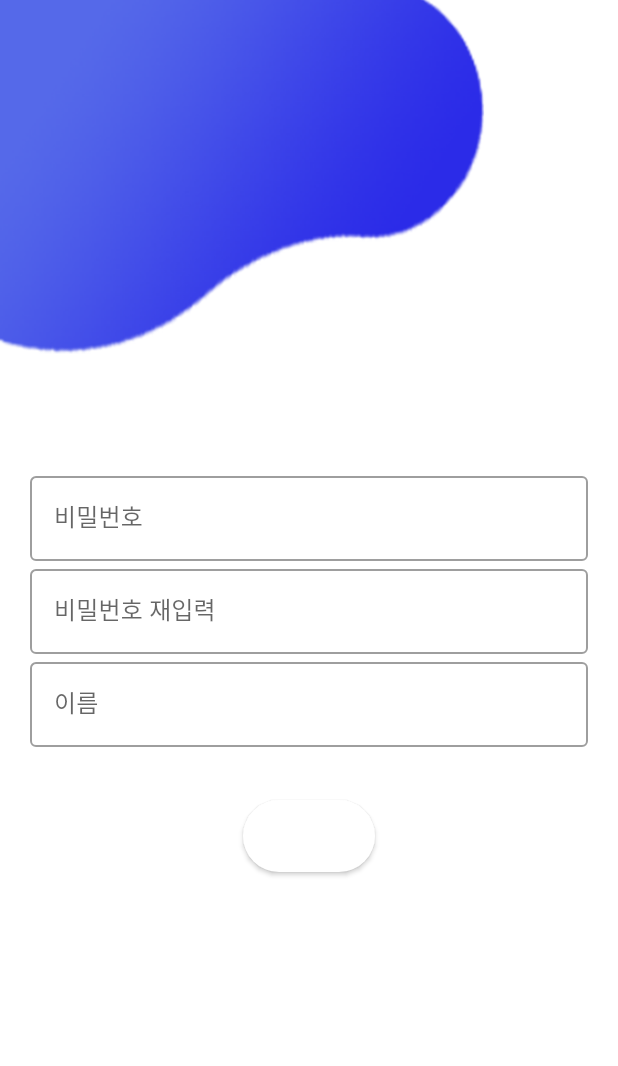
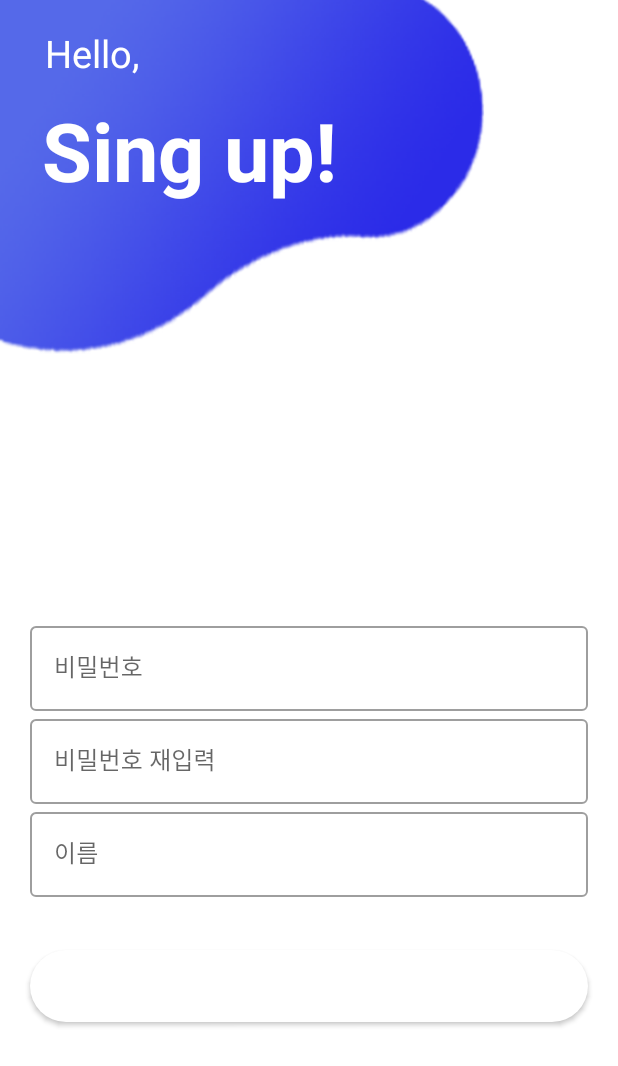
Before and after one commit to hanseithon/Hanseithon-Application, an Android app: the RegisterActivity screen opened directly, with no data from a screen before it, on a phone screen of 412 x 824 dp. Shown: the top 1066 px of the screen. Run offline under Robolectric (Android 15) with nearby library versions, the phone set to English and light mode, and no system bars.

Commit message:
Change Code

```diff
--- a/app/src/main/AndroidManifest.xml
+++ b/app/src/main/AndroidManifest.xml
@@ -12,9 +12,9 @@
 
     <application
         android:allowBackup="true"
-        android:icon="@mipmap/ic_launcher"
+        android:icon="@drawable/icon"
         android:label="@string/app_name"
-        android:roundIcon="@mipmap/ic_launcher_round"
+        android:roundIcon="@drawable/icon"
         android:supportsRtl="true"
         android:theme="@style/AppTheme"
         android:usesCleartextTraffic="true"
--- a/app/src/main/res/layout/activity_register.xml
+++ b/app/src/main/res/layout/activity_register.xml
@@ -7,13 +7,38 @@
     android:background="@drawable/background"
     tools:context=".view.user.RegisterActivity">
 
+    <TextView
+        android:layout_width="wrap_content"
+        android:layout_height="wrap_content"
+        android:text="Hello,"
+        android:textColor="@android:color/white"
+        android:textSize="25sp"
+        android:layout_marginBottom="280dp"
+        android:layout_marginStart="30dp"
+        app:layout_constraintStart_toStartOf="parent"
+        app:layout_constraintTop_toTopOf="parent"
+        app:layout_constraintBottom_toTopOf="@id/registerInput1"/>
+
+    <TextView
+        android:layout_width="wrap_content"
+        android:layout_height="wrap_content"
+        android:text="Sing up!"
+        android:textColor="@android:color/white"
+        android:textSize="54sp"
+        android:textStyle="bold"
+        android:layout_marginBottom="150dp"
+        android:layout_marginStart="28dp"
+        app:layout_constraintStart_toStartOf="parent"
+        app:layout_constraintTop_toTopOf="parent"
+        app:layout_constraintBottom_toTopOf="@+id/registerInput1"/>
+
     <com.google.android.material.textfield.TextInputLayout
         android:id="@+id/registerInput1"
         style="@style/Widget.MaterialComponents.TextInputLayout.OutlinedBox"
         android:layout_width="match_parent"
         android:layout_height="wrap_content"
         android:layout_marginStart="20dp"
-        android:layout_marginTop="250dp"
+        android:layout_marginTop="350dp"
         android:layout_marginEnd="20dp"
         android:hint="아이디"
         app:layout_constraintEnd_toEndOf="parent"
@@ -85,9 +110,11 @@
 
     </com.google.android.material.textfield.TextInputLayout>
 
-    <Button
+    <com.google.android.material.button.MaterialButton
         android:id="@+id/register"
-        android:layout_width="wrap_content"
+        android:layout_width="match_parent"
+        android:layout_marginStart="20dp"
+        android:layout_marginEnd="20dp"
         android:layout_height="wrap_content"
         android:layout_marginTop="35dp"
         android:text="회원가입"
--- a/app/src/main/res/layout/activity_sns.xml
+++ b/app/src/main/res/layout/activity_sns.xml
@@ -41,4 +41,7 @@
         app:layout_constraintStart_toStartOf="parent"/>
 
 
+
+
+
 </androidx.constraintlayout.widget.ConstraintLayout>
--- a/app/src/main/res/values/strings.xml
+++ b/app/src/main/res/values/strings.xml
@@ -1,5 +1,5 @@
 <resources>
-    <string name="app_name">Hanseithon</string>
+    <string name="app_name">공휴</string>
     <string name="title_activity_maps">Map</string>
     <string name="n">휴식이\n필요하신가요?</string>
 </resources>
```
Also changed, not shown: app/src/main/res/layout/activity_login.xml (+24 -0 lines).
